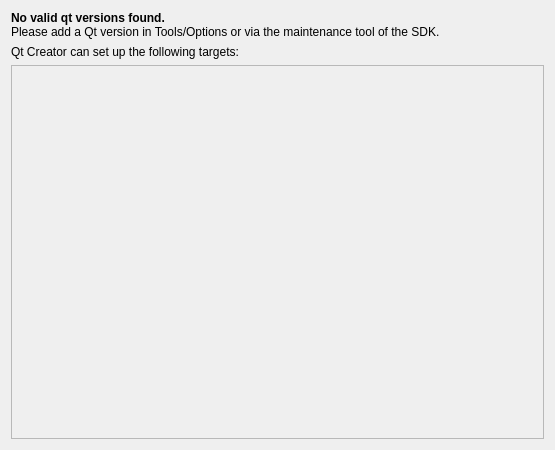
The window that src/plugins/qt4projectmanager/wizards/targetsetuppage.ui (qt-creator/qt-creator) describes before a commit, drawn with Qt 5.
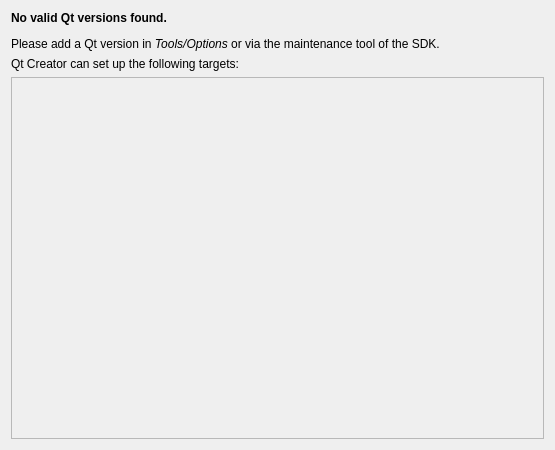
The same window after the commit.

What changed in the file:
```diff
--- a/src/plugins/qt4projectmanager/wizards/targetsetuppage.ui
+++ b/src/plugins/qt4projectmanager/wizards/targetsetuppage.ui
@@ -17,11 +17,7 @@
    <item>
     <widget class="QLabel" name="noValidQtVersionsLabel">
      <property name="text">
-      <string>&lt;!DOCTYPE HTML PUBLIC &quot;-//W3C//DTD HTML 4.0//EN&quot; &quot;http://www.w3.org/TR/REC-html40/strict.dtd&quot;&gt;
-&lt;html&gt;&lt;head&gt;&lt;meta name=&quot;qrichtext&quot; content=&quot;1&quot; /&gt;&lt;style type=&quot;text/css&quot;&gt;
-p, li { white-space: pre-wrap; }
-&lt;/style&gt;&lt;/head&gt;&lt;body style=&quot; font-family:'DejaVu Sans'; font-size:9pt; font-weight:400; font-style:normal;&quot;&gt;
-&lt;p style=&quot; margin-top:0px; margin-bottom:0px; margin-left:0px; margin-right:0px; -qt-block-indent:0; text-indent:0px;&quot;&gt;&lt;span style=&quot; font-weight:600;&quot;&gt;No valid qt versions found.&lt;/span&gt;&lt;br /&gt;Please add a Qt version in Tools/Options or via the maintenance tool of the SDK.&lt;/p&gt;&lt;/body&gt;&lt;/html&gt;</string>
+      <string>&lt;html&gt;&lt;head/&gt;&lt;body&gt;&lt;p&gt;&lt;b&gt;No valid Qt versions found.&lt;/b&gt;&lt;/p&gt;&lt;p&gt;Please add a Qt version in &lt;i&gt;Tools/Options&lt;/i&gt; or via the maintenance tool of the SDK.&lt;/p&gt;&lt;/body&gt;&lt;/html&gt;</string>
      </property>
     </widget>
    </item>
@@ -74,8 +70,8 @@
        <rect>
         <x>0</x>
         <y>0</y>
-        <width>541</width>
-        <height>381</height>
+        <width>533</width>
+        <height>352</height>
        </rect>
       </property>
       <layout class="QVBoxLayout" name="verticalLayout_2"/>
```
